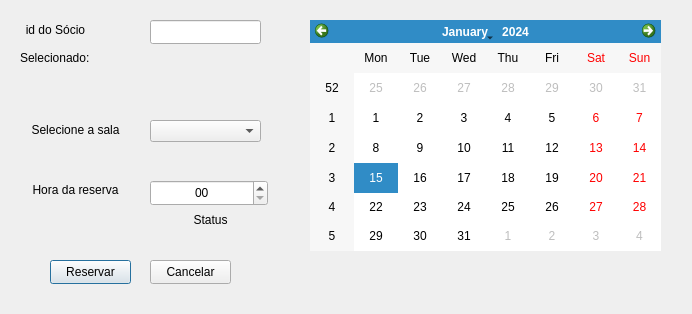
First picture: the form in dialog.ui, repository MatKurianski/lbd, before the edit.
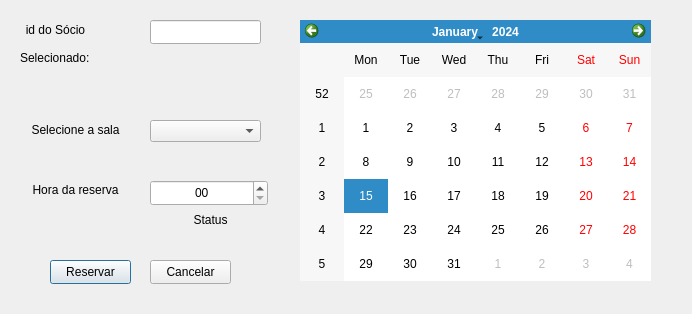
Second picture: the form after the edit.

The edit to the form file:
```diff
--- a/dialog.ui
+++ b/dialog.ui
@@ -129,10 +129,10 @@
   <widget class="QCalendarWidget" name="data_edit">
    <property name="geometry">
     <rect>
-     <x>310</x>
+     <x>300</x>
      <y>20</y>
      <width>351</width>
-     <height>231</height>
+     <height>261</height>
     </rect>
    </property>
   </widget>
```
